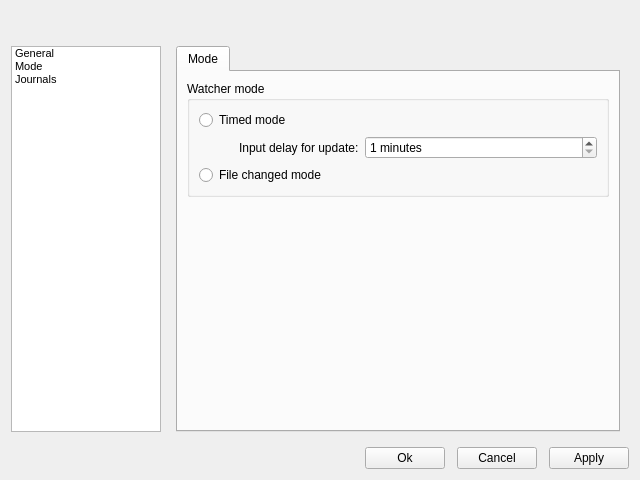
First picture: the form in Agent-Win64/settingswidget.ui, repository aldonin/SIEM, before the edit.
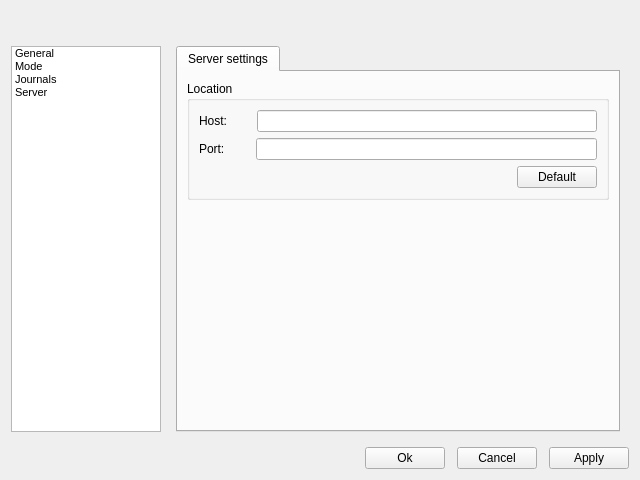
Second picture: the form after the edit. Icons and pictures are not drawn.

Patch:
```diff
--- a/Agent-Win64/settingswidget.ui
+++ b/Agent-Win64/settingswidget.ui
@@ -160,6 +160,15 @@
             <normaloff>:/agent.png</normaloff>:/agent.png</iconset>
           </property>
          </item>
+         <item>
+          <property name="text">
+           <string>Server</string>
+          </property>
+          <property name="icon">
+           <iconset resource="icons/icons.qrc">
+            <normaloff>:/agent.png</normaloff>:/agent.png</iconset>
+          </property>
+         </item>
         </widget>
        </item>
        <item>
@@ -189,7 +198,7 @@
         </sizepolicy>
        </property>
        <property name="currentIndex">
-        <number>1</number>
+        <number>3</number>
        </property>
        <widget class="QWidget" name="page">
         <layout class="QVBoxLayout" name="verticalLayout">
@@ -417,6 +426,130 @@
          </item>
         </layout>
        </widget>
+       <widget class="QWidget" name="page_4">
+        <layout class="QVBoxLayout" name="verticalLayout_15">
+         <item>
+          <widget class="QTabWidget" name="tabWidget_4">
+           <property name="currentIndex">
+            <number>0</number>
+           </property>
+           <widget class="QWidget" name="Serverssettings">
+            <attribute name="title">
+             <string>Server settings</string>
+            </attribute>
+            <layout class="QVBoxLayout" name="verticalLayout_14">
+             <item>
+              <widget class="QGroupBox" name="groupBox_3">
+               <property name="title">
+                <string>Location</string>
+               </property>
+               <layout class="QVBoxLayout" name="verticalLayout_13">
+                <item>
+                 <layout class="QHBoxLayout" name="horizontalLayout_6">
+                  <item>
+                   <widget class="QLabel" name="label_2">
+                    <property name="text">
+                     <string>Host: </string>
+                    </property>
+                   </widget>
+                  </item>
+                  <item>
+                   <spacer name="horizontalSpacer_5">
+                    <property name="orientation">
+                     <enum>Qt::Horizontal</enum>
+                    </property>
+                    <property name="sizeType">
+                     <enum>QSizePolicy::Fixed</enum>
+                    </property>
+                    <property name="sizeHint" stdset="0">
+                     <size>
+                      <width>20</width>
+                      <height>20</height>
+                     </size>
+                    </property>
+                   </spacer>
+                  </item>
+                  <item>
+                   <widget class="QLineEdit" name="hostEdit"/>
+                  </item>
+                 </layout>
+                </item>
+                <item>
+                 <layout class="QHBoxLayout" name="horizontalLayout_7">
+                  <item>
+                   <widget class="QLabel" name="label_3">
+                    <property name="text">
+                     <string>Port:</string>
+                    </property>
+                   </widget>
+                  </item>
+                  <item>
+                   <spacer name="horizontalSpacer_6">
+                    <property name="orientation">
+                     <enum>Qt::Horizontal</enum>
+                    </property>
+                    <property name="sizeType">
+                     <enum>QSizePolicy::Fixed</enum>
+                    </property>
+                    <property name="sizeHint" stdset="0">
+                     <size>
+                      <width>25</width>
+                      <height>20</height>
+                     </size>
+                    </property>
+                   </spacer>
+                  </item>
+                  <item>
+                   <widget class="QLineEdit" name="portEdit"/>
+                  </item>
+                 </layout>
+                </item>
+                <item>
+                 <layout class="QHBoxLayout" name="horizontalLayout_8">
+                  <item>
+                   <spacer name="horizontalSpacer_7">
+                    <property name="orientation">
+                     <enum>Qt::Horizontal</enum>
+                    </property>
+                    <property name="sizeHint" stdset="0">
+                     <size>
+                      <width>40</width>
+                      <height>20</height>
+                     </size>
+                    </property>
+                   </spacer>
+                  </item>
+                  <item>
+                   <widget class="QPushButton" name="defaultServerBtn">
+                    <property name="text">
+                     <string>Default</string>
+                    </property>
+                   </widget>
+                  </item>
+                 </layout>
+                </item>
+               </layout>
+              </widget>
+             </item>
+             <item>
+              <spacer name="verticalSpacer_6">
+               <property name="orientation">
+                <enum>Qt::Vertical</enum>
+               </property>
+               <property name="sizeHint" stdset="0">
+                <size>
+                 <width>20</width>
+                 <height>214</height>
+                </size>
+               </property>
+              </spacer>
+             </item>
+            </layout>
+           </widget>
+          </widget>
+         </item>
+        </layout>
+       </widget>
       </widget>
      </item>
     </layout>
```
